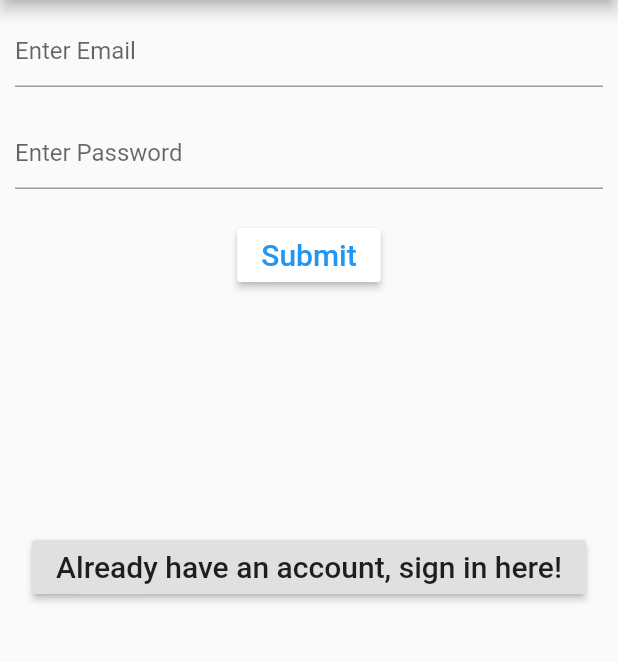
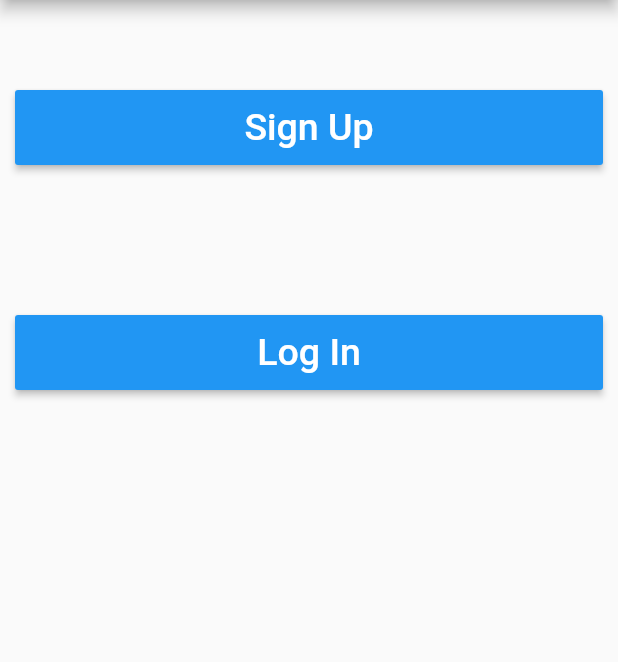
Before and after one commit to bubbagump2020/diabetic-habits, a Flutter app: the screen it shows after launch, on a phone screen of 412 x 824 dp, the part 84-746 px from its top. Run offline on Flutter 3.47's test engine with Material 2 defaults, Android fonts, the phone set to English and light mode, and no system bars.

Commit message:
Login and Sign Up
Getting the routes for the Login and Sign Up pages going

```diff
--- /dev/null
+++ b/lib/HomePage.dart
@@ -0,0 +1,55 @@
+import 'package:diabetichabits/SignUp.dart';
+import 'package:flutter/material.dart';
+import 'package:diabetichabits/LogIn.dart';
+
+class HomePage extends StatelessWidget {
+  Widget build(BuildContext context){
+    return Container(
+      padding: const EdgeInsets.symmetric(vertical: 10.0, horizontal: 10.0),
+      child: Column(
+        children: <Widget>[
+         Padding(
+           padding: const EdgeInsets.symmetric(vertical: 50.0),
+           child: SizedBox(
+             height: 50.0,
+             width: double.infinity,
+             child: RaisedButton(
+               color: Colors.blue,
+               textColor: Colors.white,
+               onPressed: () {
+                 Navigator.push(
+                   context,
+                   MaterialPageRoute(
+                     builder: (context) => SignUpPage(),
+                   ),
+                 );
+               },
+               child: Text('Sign Up', style: TextStyle(fontSize: 25))
+             ),
+           ),
+         ),
+          Padding(
+            padding: const EdgeInsets.symmetric(vertical: 50.0),
+            child: SizedBox(
+              height: 50.0,
+              width: double.infinity,
+              child: RaisedButton(
+                color: Colors.blue,
+                textColor: Colors.white,
+                onPressed: () {
+                  Navigator.push(
+                    context,
+                    MaterialPageRoute(
+                      builder: (context) => LoginPage(),
+                    ),
+                  );
+                },
+                child: Text('Log In', style: TextStyle(fontSize: 25))
+              ),
+            ),
+          ),
+        ],
+      ),
+    );
+  }
+}
--- /dev/null
+++ b/lib/LogIn.dart
@@ -0,0 +1,22 @@
+import 'package:diabetichabits/HomePage.dart';
+import 'package:flutter/material.dart';
+
+/*
+*  Import the appropriate firebase packages for backend auth
+*
+* */
+
+class LoginPage extends StatefulWidget{
+  @override
+  _LoginPageState createState() => _LoginPageState();
+}
+
+class _LoginPageState extends State<LoginPage>{
+  Widget build(BuildContext context){
+    return Scaffold(
+      appBar: AppBar(
+
+      ),
+    );
+  }
+}
--- a/lib/SignUp.dart
+++ b/lib/SignUp.dart
@@ -18,58 +18,9 @@ class _SignUpPageState extends State<SignUpPage>{
   TextEditingController _passwordController = TextEditingController();
 
   Widget build(BuildContext context){
-    return Form(
-      key: _formKey,
-      child: Container(
-        child: Column(
-          children: <Widget>[
-           Padding(
-             padding: const EdgeInsets.symmetric(vertical: 10.0, horizontal: 10.0),
-             child: TextFormField(
-               decoration: const InputDecoration(
-                 hintText: 'Enter Email'
-               ),
-             ),
-           ),
-            Padding(
-              padding: const EdgeInsets.symmetric(vertical: 10.0, horizontal: 10.0),
-              child: TextFormField(
-                decoration: const InputDecoration(
-                  hintText: 'Enter Password'
-                ),
-              )
-            ),
-            Padding(
-              padding: const EdgeInsets.symmetric(vertical: 10.0, horizontal: 10.0),
-              child: Container(
-                child: RaisedButton(
-                  color: Colors.white,
-                  onPressed: () {
+    return Scaffold(
+      appBar: AppBar(
 
-                  },
-                  textColor: Colors.blue,
-                  child: Container(
-                    decoration: const BoxDecoration(
-
-                    ),
-                    child: const Text('Submit', style: TextStyle(fontSize: 20)),
-                  )
-                )
-              )
-            ),
-            Padding(
-              padding: const EdgeInsets.symmetric(vertical: 150.0, horizontal: 10.0),
-              child: RaisedButton(
-                onPressed: () {
-
-                },
-                child: Container(
-                  child: const Text('Already have an account, sign in here!', style: TextStyle(fontSize: 20)),
-                )
-              )
-            ),
-          ],
-        ),
       ),
     );
   }
--- a/lib/main.dart
+++ b/lib/main.dart
@@ -1,5 +1,6 @@
 import 'package:flutter/material.dart';
 import 'package:diabetichabits/SignUp.dart';
+import 'package:diabetichabits/HomePage.dart';
 
 void main() {
   runApp(MyApp());
@@ -18,7 +19,7 @@ class MyApp extends StatelessWidget {
       ),
       home: Scaffold(
         appBar: AppBar(title: const Text(_title)),
-        body: SignUpPage(),
+        body: HomePage(),
       ),
     );
   }
```
